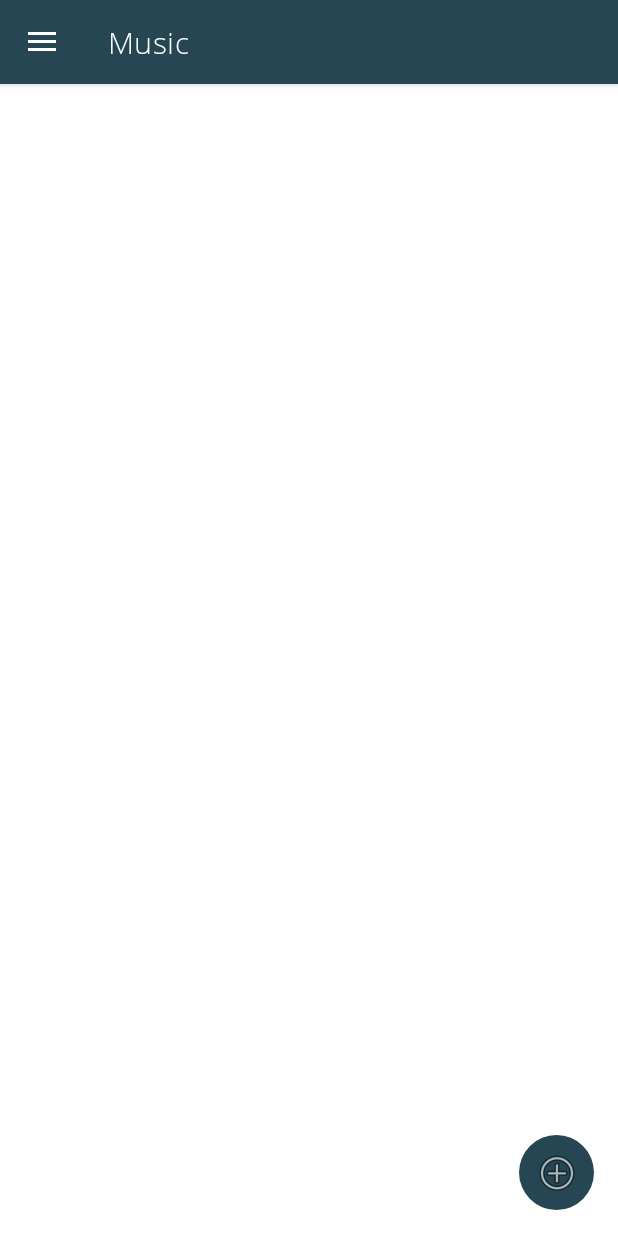
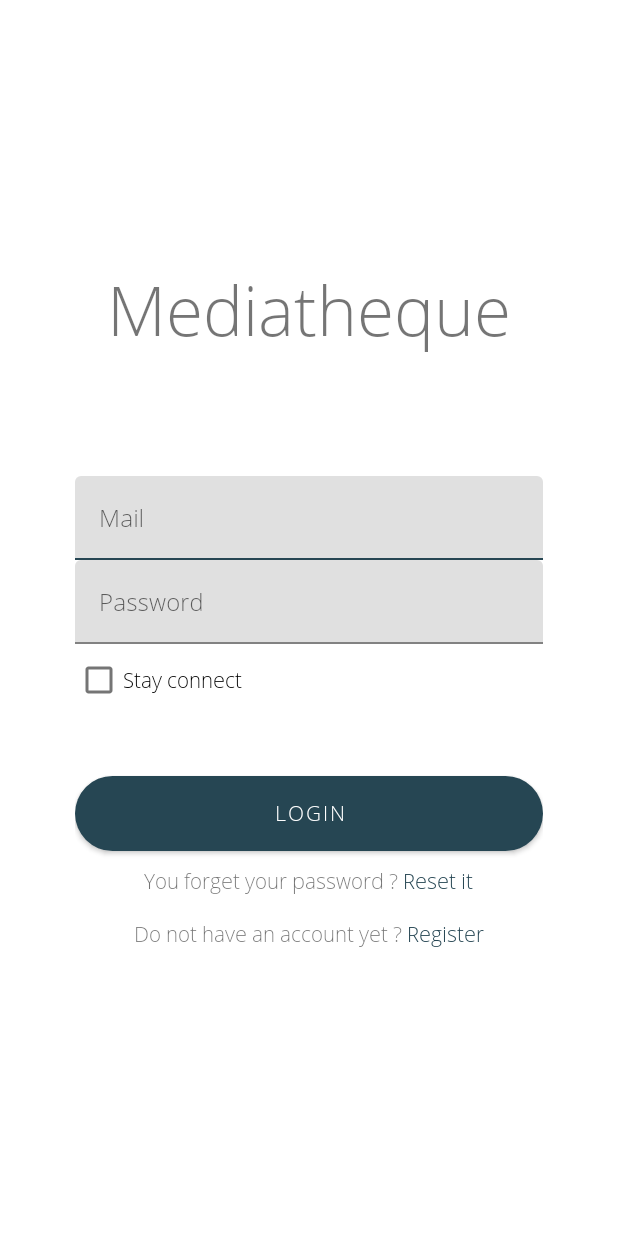
Before and after one commit to pfeMediatheque/Mediatheque, an Android app: the screen it shows after launch (MainActivity before the commit, LoginActivity after it), on a phone screen of 412 x 824 dp. Run offline under Robolectric (Android 15) with nearby library versions, the phone set to English and light mode, and no system bars.

Commit message:
Change of some minor element
Modification of some text and icon fields

```diff
--- /dev/null
+++ b/app/src/main/java/com/example/mediatheque/LoginActivity.java
@@ -0,0 +1,33 @@
+package com.example.mediatheque;
+
+import androidx.appcompat.app.AppCompatActivity;
+import android.content.Intent;
+import android.os.Bundle;
+import android.view.View;
+import android.widget.TextView;
+
+public class LoginActivity extends AppCompatActivity implements View.OnClickListener {
+
+    private TextView register;
+
+    @Override
+    protected void onCreate(Bundle savedInstanceState) {
+        super.onCreate(savedInstanceState);
+        setContentView(R.layout.activity_login);
+
+        register = (TextView) findViewById(R.id.textViewRegister_LoginPage);
+        register.setOnClickListener(this);
+    }
+
+    @Override
+    public void onClick(View view) {
+        switch (view.getId()){
+
+            /* When the user clicks on the registration button on the home page it sends them to the registration page */
+            case R.id.textViewRegister_LoginPage:
+                Intent registerPage = new Intent(LoginActivity.this,RegisterActivity.class);
+                startActivity(registerPage);
+                break;
+        }
+    }
+}
--- /dev/null
+++ b/app/src/main/res/drawable/button_rounded.xml
@@ -0,0 +1,8 @@
+<?xml version="1.0" encoding="utf-8"?>
+<shape xmlns:android="http://schemas.android.com/apk/res/android"
+    android:shape="rectangle">
+
+    <solid android:color="#264653" />
+    <corners android:radius="25dp" />
+
+</shape>
--- /dev/null
+++ b/app/src/main/res/layout/activity_login.xml
@@ -0,0 +1,123 @@
+<?xml version="1.0" encoding="utf-8"?>
+<LinearLayout xmlns:android="http://schemas.android.com/apk/res/android"
+    xmlns:app="http://schemas.android.com/apk/res-auto"
+    xmlns:tools="http://schemas.android.com/tools"
+    android:layout_width="match_parent"
+    android:layout_height="match_parent"
+    tools:context=".LoginActivity"
+
+    android:orientation="vertical"
+    android:gravity="center"
+    android:padding="50dp">
+
+    <TextView
+        android:layout_width="match_parent"
+        android:layout_height="wrap_content"
+        android:textAlignment="center"
+        android:text="@string/app_name"
+        android:textSize="45sp"
+        android:layout_marginBottom="80dp"
+        android:gravity="center_horizontal">
+    </TextView>
+
+    <com.google.android.material.textfield.TextInputLayout
+        android:layout_width="match_parent"
+        android:layout_height="wrap_content"
+        android:focusable="true"
+        android:focusableInTouchMode="true">
+
+        <com.google.android.material.textfield.TextInputEditText
+            android:id="@+id/editTextMail_LoginPage"
+            android:layout_width="match_parent"
+            android:layout_height="wrap_content"
+            android:ems="10"
+            android:hint="@string/mail"
+            android:inputType="text" />
+    </com.google.android.material.textfield.TextInputLayout>
+
+    <com.google.android.material.textfield.TextInputLayout
+        android:layout_width="match_parent"
+        android:layout_height="wrap_content"
+        android:focusable="true"
+        android:focusableInTouchMode="true">
+
+        <com.google.android.material.textfield.TextInputEditText
+            android:id="@+id/editTextPassword_LoginPage"
+            android:layout_width="match_parent"
+            android:layout_height="wrap_content"
+            android:ems="10"
+            android:inputType="textPassword"
+
+            android:hint="@string/password" />
+    </com.google.android.material.textfield.TextInputLayout>
+
+    <com.google.android.material.textfield.TextInputLayout
+        android:layout_width="match_parent"
+        android:layout_height="wrap_content"
+        android:focusable="true"
+        android:focusableInTouchMode="true">
+
+        <CheckBox
+            android:id="@+id/checkBoxStayConnect_LoginPage"
+            android:text="@string/stay_connect"
+            android:layout_width="match_parent"
+            android:layout_height="match_parent">
+        </CheckBox>
+    </com.google.android.material.textfield.TextInputLayout>
+
+    <Button
+        android:id="@+id/buttonLogin_LoginPage"
+        android:layout_width="match_parent"
+        android:layout_height="50dp"
+        android:layout_marginTop="40dp"
+        android:background="@drawable/button_rounded"
+        android:text="@string/login"
+        android:textColor="#FFFFFF" />
+
+    <LinearLayout
+        android:layout_width="wrap_content"
+        android:layout_height="wrap_content"
+        android:layout_marginTop="10dp"
+        android:orientation="horizontal">
+
+        <TextView
+            android:layout_width="wrap_content"
+            android:layout_height="35dp"
+            android:text="@string/reset_password" />
+
+        <TextView
+            android:id="@+id/textViewResetPassword_LoginPage"
+            android:layout_width="wrap_content"
+            android:layout_height="35dp"
+            android:paddingLeft="3dp"
+            android:text="@string/reset_it"
+            android:textColor="#264653"
+            android:textStyle="bold"
+            android:paddingStart="3dp"
+            tools:ignore="RtlSymmetry" />
+
+    </LinearLayout>
+
+    <LinearLayout
+        android:layout_width="wrap_content"
+        android:layout_height="wrap_content"
+        android:orientation="horizontal">
+
+        <TextView
+            android:layout_width="wrap_content"
+            android:layout_height="35dp"
+            android:text="@string/not_registered" />
+
+        <TextView
+            android:id="@+id/textViewRegister_LoginPage"
+            android:layout_width="wrap_content"
+            android:layout_height="35dp"
+            android:paddingStart="3dp"
+            android:paddingLeft="3dp"
+            android:text="@string/register"
+            android:textColor="#264653"
+            android:textStyle="bold"
+            tools:ignore="RtlSymmetry" />
+    </LinearLayout>
+
+</LinearLayout>
--- a/app/src/main/res/values/strings.xml
+++ b/app/src/main/res/values/strings.xml
@@ -13,4 +13,16 @@
     <string name="add_music_description">Add music</string>
     <string name="add_book_description">Add book</string>
     <string name="add_movie_description">Add movie</string>
+
+    <string name="username">Username</string>
+    <string name="mail">Mail</string>
+    <string name="password">Password</string>
+    <string name="login">Login</string>
+    <string name="not_registered">Do not have an account yet ?</string>
+    <string name="register">Register</string>
+    <string name="reset_password">You forget your password ?</string>
+    <string name="reset_it">Reset it</string>
+    <string name="confim_password">Confim Password</string>
+    <string name="already_registered">Already Registered ?</string>
+    <string name="stay_connect">Stay connect</string>
 </resources>
--- a/build.gradle
+++ b/build.gradle
@@ -6,6 +6,7 @@ buildscript {
     }
     dependencies {
         classpath 'com.android.tools.build:gradle:4.2.1'
+        classpath 'com.google.gms:google-services:4.3.8'
 
         // NOTE: Do not place your application dependencies here; they belong
         // in the individual module build.gradle files
```
Also changed, not shown: app/build.gradle (+7 -1 lines), app/src/main/AndroidManifest.xml (+6 -4 lines), app/src/main/java/com/example/mediatheque/MainActivity.java (+0 -8 lines), app/src/main/java/com/example/mediatheque/RegisterActivity.java (added, +149 -0 lines), app/src/main/res/layout/activity_register.xml (added, +115 -0 lines), app/src/main/res/drawable/avatar.png (added), 2 other files.
